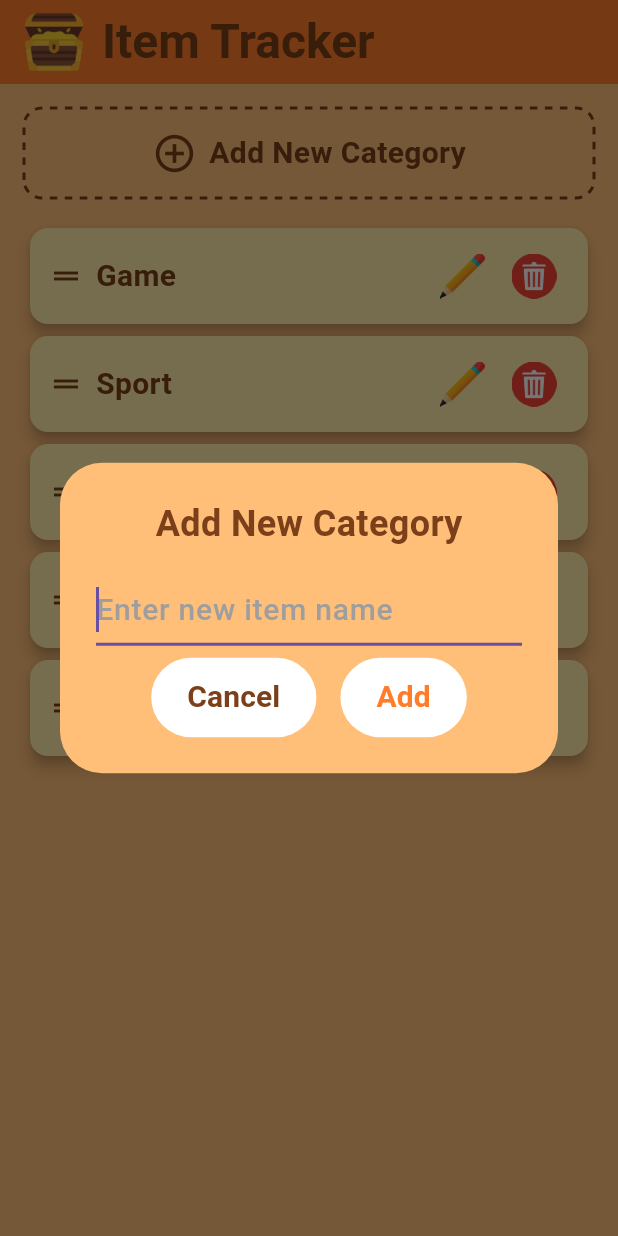
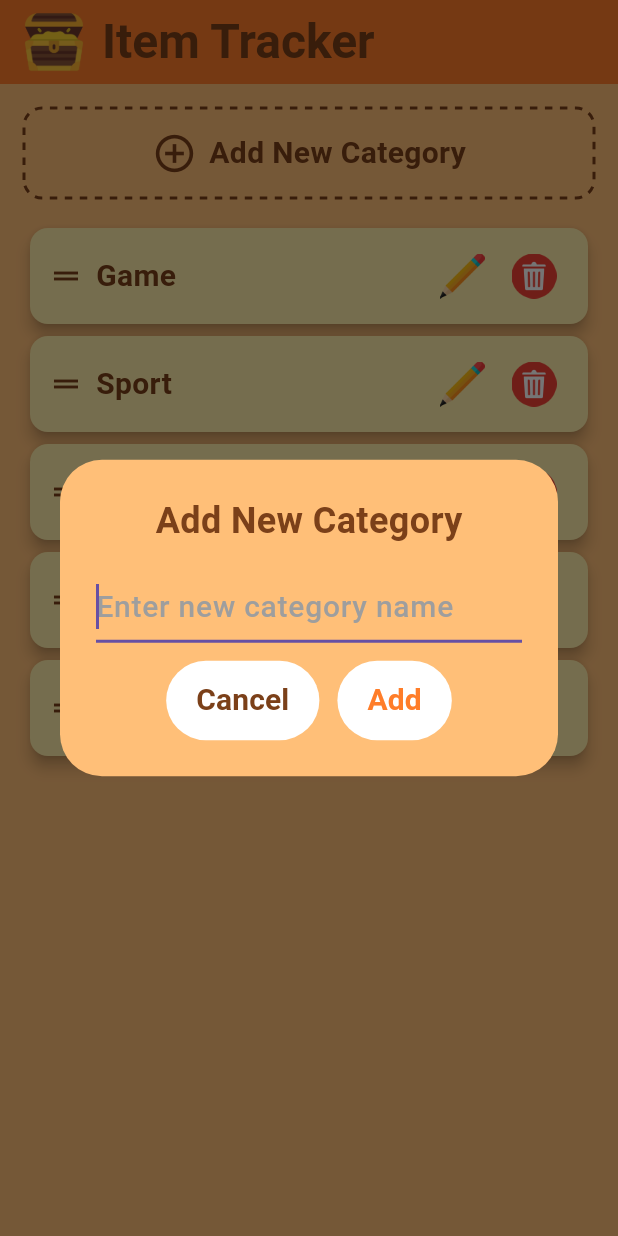
Before and after one commit to BaHaMuT-J/Item_Tracker_Flutter_Mobile_Application, a Flutter app: the screen it shows after launch, after a tap on "Add New Category", on a phone screen of 412 x 824 dp. Run offline on Flutter 3.47's test engine with Material 3 defaults, Android fonts, the phone set to English and light mode, and no system bars.

Commit message:
Fix layout in phone, fix maxNameLength in AddItemButton

```diff
--- a/lib/AddItemButton.dart
+++ b/lib/AddItemButton.dart
@@ -8,10 +8,12 @@ class AddItemButton extends StatelessWidget {
     super.key,
     required this.title,
     required this.onAdd,
+    required this.isCategory,
   });
 
   final String title;
   final ValueChanged<String> onAdd;
+  final bool isCategory;
 
   @override
   Widget build(BuildContext context) {
@@ -22,7 +24,7 @@ class AddItemButton extends StatelessWidget {
           title: title,
           confirmLabel: "Add",
           onConfirm: onAdd,
-          isCategory: false,
+          isCategory: isCategory,
         );
       },
       child: CustomPaint(
--- a/lib/category_screen.dart
+++ b/lib/category_screen.dart
@@ -57,6 +57,7 @@ class _CategoryScreenState extends State<CategoryScreen> {
                   widget.category.children.insert(0, newName);
                 });
               },
+              isCategory: false,
             ),
             const SizedBox(height: 16),
             Expanded(
--- a/lib/home_screen.dart
+++ b/lib/home_screen.dart
@@ -66,6 +66,7 @@ class _HomeScreenState extends State<HomeScreen> {
                   categories.insert(0, Category(name: newName, children: []));
                 });
               },
+              isCategory: true,
             ),
             const SizedBox(height: 16),
             Expanded(
--- a/lib/showTextFieldDialog.dart
+++ b/lib/showTextFieldDialog.dart
@@ -15,7 +15,7 @@ void showTextFieldDialog({
   final int maxNameLength = isCategory ? maxCategoryNameLength : maxItemNameLength;
   final TextEditingController controller = TextEditingController(text: initialValue);
   final ValueNotifier<String?> errorText = ValueNotifier(null);
-  final valid = RegExp('^[a-zA-Z0-9_-]{1,$maxNameLength}\$');
+  final valid = RegExp('^[a-zA-Z0-9 _-]{1,$maxNameLength}\$');
 
   showDialog(
     context: context,
@@ -38,6 +38,9 @@ void showTextFieldDialog({
                 ),
               ),
               const SizedBox(height: 16),
+              Column(
+                crossAxisAlignment: CrossAxisAlignment.start,
+                children: [
                   TextField(
                     controller: controller,
                     maxLength: maxNameLength,
@@ -46,13 +49,24 @@ void showTextFieldDialog({
                       hintText: "Enter new ${isCategory ? "category" : "item"} name",
                       hintStyle: const TextStyle(color: Colors.grey),
                       counterText: "",
-                  errorText: error,
+                      errorText: null, // we show error manually
                     ),
                     style: const TextStyle(
                       fontSize: 20,
                       fontWeight: FontWeight.w500,
                       color: brownColor,
                     ),
+                  ),
+                  const SizedBox(height: 4),
+                  if (error != null)
+                    Text(
+                      error,
+                      style: const TextStyle(
+                        fontSize: 14,
+                        color: Colors.red,
+                      ),
+                    ),
+                ],
               ),
               const SizedBox(height: 8),
               Row(
@@ -62,9 +76,10 @@ void showTextFieldDialog({
                     onPressed: () => Navigator.pop(context),
                     style: TextButton.styleFrom(
                       backgroundColor: Colors.white,
-                      padding: const EdgeInsets.symmetric(horizontal: 24, vertical: 12),
+                      padding: const EdgeInsets.symmetric(horizontal: 20, vertical: 12),
                     ),
-                    child: const Text(
+                    child: const FittedBox(
+                      child: Text(
                         "Cancel",
                         style: TextStyle(
                           fontSize: 20,
@@ -73,7 +88,8 @@ void showTextFieldDialog({
                         ),
                       ),
                     ),
-                  const SizedBox(width: 16),
+                  ),
+                  const SizedBox(width: 12),
                   TextButton(
                     onPressed: () {
                       final newName = controller.text.trim();
@@ -89,14 +105,16 @@ void showTextFieldDialog({
                     },
                     style: TextButton.styleFrom(
                       backgroundColor: Colors.white,
-                      padding: const EdgeInsets.symmetric(horizontal: 24, vertical: 12),
+                      padding: const EdgeInsets.symmetric(horizontal: 20, vertical: 12),
                     ),
+                    child: FittedBox(
                       child: Text(
                         confirmLabel,
                         style: const TextStyle(
                           fontSize: 20,
                           fontWeight: FontWeight.w600,
                           color: orangeColor,
+                        ),
                       ),
                     ),
                   ),
```
Also changed, not shown: lib/DeleteButton.dart (+9 -5 lines). Lines whose indentation alone changed are shown as unchanged.
